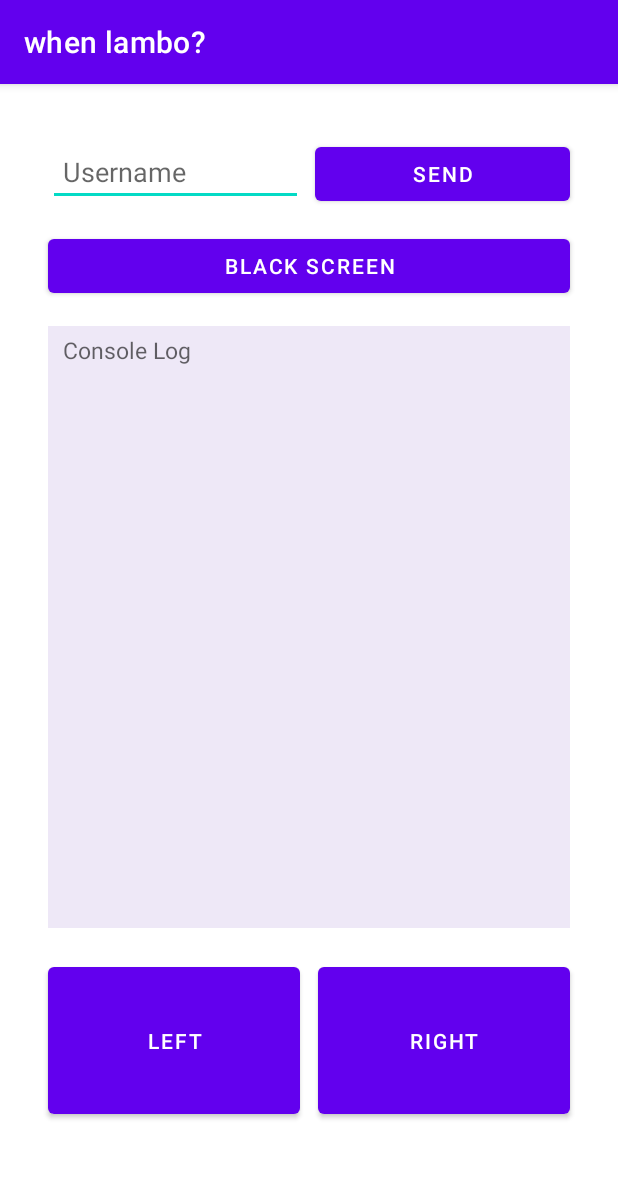
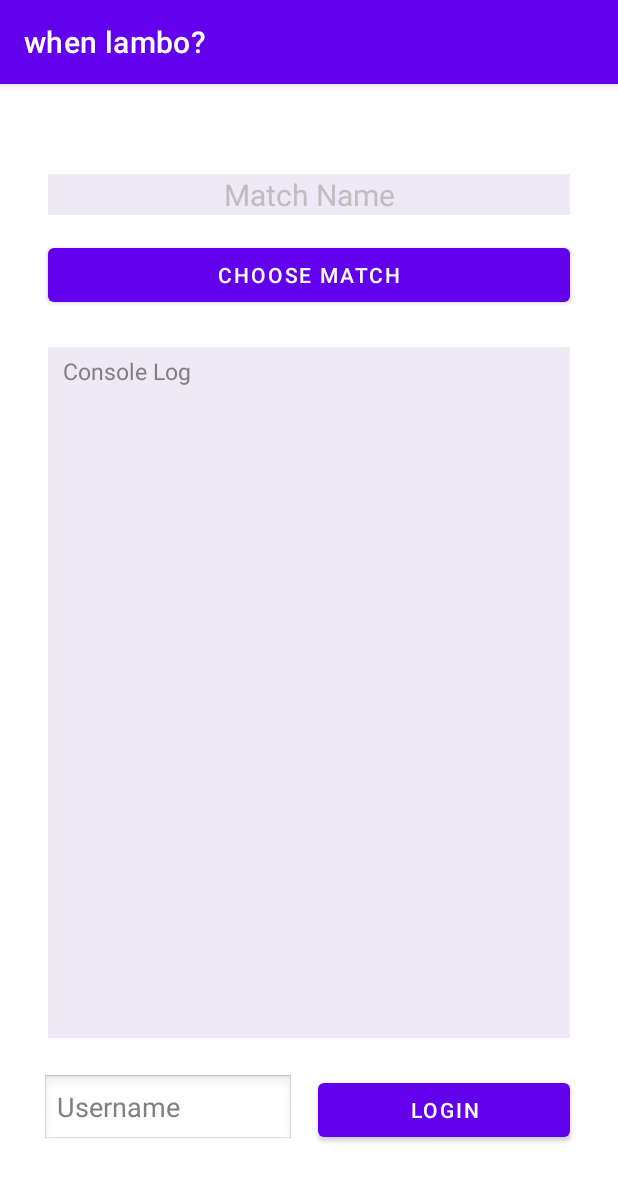
Before and after one commit to RisticDjordje/betting-bot-client-server, an Android app: the screen it shows after launch (MainActivity), on a phone screen of 412 x 824 dp. Shown: the top 1181 px of the screen. Run offline under Robolectric (Android 15) with nearby library versions, the phone set to English and light mode, and no system bars; libraries missing offline, so code that uses them is left out: io.socket.client; 9 statements that could not run were skipped.

Commit message:
Added main functionality, numerous features and reworked both client and server

```diff
--- a/EZMoneyBettingApp/app/build.gradle
+++ b/EZMoneyBettingApp/app/build.gradle
@@ -36,7 +36,8 @@ dependencies {
     implementation 'androidx.core:core-ktx:1.7.0'
     implementation 'androidx.appcompat:appcompat:1.4.1'
     implementation 'com.google.android.material:material:1.6.0'
-    implementation 'androidx.constraintlayout:constraintlayout:2.1.3'
+    implementation 'androidx.constraintlayout:constraintlayout:2.1.4'
+    implementation 'androidx.recyclerview:recyclerview:1.2.1'
     testImplementation 'junit:junit:4.13.2'
     androidTestImplementation 'androidx.test.ext:junit:1.1.3'
     androidTestImplementation 'androidx.test.espresso:espresso-core:3.4.0'
--- a/EZMoneyBettingApp/app/src/main/AndroidManifest.xml
+++ b/EZMoneyBettingApp/app/src/main/AndroidManifest.xml
@@ -17,12 +17,16 @@
         android:usesCleartextTraffic="true"
         tools:targetApi="31">
         <activity
+            android:name=".SecondActivity"
+            android:exported="false" />
+        <activity
             android:name=".MainActivity"
             android:exported="true"
             android:label="when lambo?"
             android:screenOrientation="portrait">
             <intent-filter>
                 <action android:name="android.intent.action.MAIN" />
+
                 <category android:name="android.intent.category.LAUNCHER" />
             </intent-filter>
         </activity>
--- a/EZMoneyBettingApp/app/src/main/java/com/example/ezmoneybettingapp/MainActivity.kt
+++ b/EZMoneyBettingApp/app/src/main/java/com/example/ezmoneybettingapp/MainActivity.kt
@@ -1,36 +1,27 @@
 package com.example.ezmoneybettingapp
 
+import android.content.Intent
 import android.os.Bundle
-import android.view.Gravity
-import android.view.KeyEvent
-import android.view.ViewGroup
 import android.widget.Button
-import android.widget.ImageView
-import android.widget.PopupWindow
 import android.widget.TextView
 import androidx.appcompat.app.AppCompatActivity
 
 class MainActivity : AppCompatActivity() {
 
-    lateinit var leftBtn: Button
-    lateinit var rightBtn: Button
-
     override fun onCreate(savedInstanceState: Bundle?) {
         super.onCreate(savedInstanceState)
         setContentView(R.layout.activity_main)
 
-        // VARIABLES
-        val sendUsernameBtn = findViewById<Button>(R.id.sendUsernameBtn)
-        val blackScreenBtn = findViewById<Button>(R.id.blackScreenBtn)
+
+        val sendUsernameBtn = findViewById<Button>(R.id.loginBtn)
         val username = findViewById<TextView>(R.id.username)
         val consoleLog = findViewById<TextView>(R.id.consoleLogTextView)
         var consoleLogCounter = 0
 
-
-        // MAKING CONNECTION
-        // The following lines connects the Android app to the server.
         SocketHandler.setSocket()
         SocketHandler.establishConnection()
+
+
         val mSocket = SocketHandler.getSocket()
 
 
@@ -49,103 +40,89 @@ class MainActivity : AppCompatActivity() {
 
                     consoleLogCounter++
                     consoleLog.append("\n$consoleLogCounter | Your ID: $id\n------------------------------------------------------")
+                    consoleLogCounter++
+                    consoleLog.append(
+                        "\n$consoleLogCounter | Choose a match and login.\n" +
+                                "------------------------------------------------------"
+                    )
                 }
             }
         }
 
-
         // SEND BUTTON
         // When the CLIENT clicks SEND button
         sendUsernameBtn.setOnClickListener {
+
             // Sending the username to the SERVER
-            mSocket.emit("sendUsername", username.text)
+            mSocket.emit("login", username.text)
             // Updating the CLIENT console
             consoleLogCounter++
             consoleLog.append("\n$consoleLogCounter | CLIENT: ${username.text} sent to the server.")
         }
 
-        // Notification from SERVER after receiving USERNAME from client
-        mSocket.on("username_received") { args ->
+
+        // Notification from SERVER after receiving successfully logging client in
+        mSocket.on("login_successful") { args ->
             if (args[0] != null) {
                 runOnUiThread {
                     // Updating the CLIENT console
                     consoleLogCounter++
-                    consoleLog.append("\n$consoleLogCounter | SERVER: Received username: ${args[0]}")
+                    consoleLog.append("\n$consoleLogCounter | SERVER: Successfully logged in to ${args[0]}.")
+                    consoleLogCounter++
+                    consoleLog.append("\n$consoleLogCounter | SERVER: Now logging in to ${args[1]} WWin accounts.")
                     consoleLog.append("\n------------------------------------------------------")
                 }
             }
         }
 
-
-        // BLACK SCREEN BUTTON
-        blackScreenBtn.setOnClickListener {
-            val view = layoutInflater.inflate(R.layout.layout_popup, null, false)
-            val popupWindow = PopupWindow(
-                view,
-                ViewGroup.LayoutParams.MATCH_PARENT,
-                ViewGroup.LayoutParams.MATCH_PARENT
-            )
-            popupWindow.showAtLocation(view, Gravity.CENTER, 0, 0)
-            val popupLayoutImageView = view.findViewById<ImageView>(R.id.popupLayoutImageView)
-            popupLayoutImageView.setOnClickListener {
-                popupWindow.dismiss()
+        // Notification from SERVER after receiving wrong login information
+        mSocket.on("username_not_found") { args ->
+            if (args[0] != null) {
+                runOnUiThread {
+                    // Updating the CLIENT console
+                    consoleLogCounter++
+                    consoleLog.append("\n$consoleLogCounter | SERVER: Wrong username: ${args[0]}.")
+                    consoleLog.append("\n------------------------------------------------------")
+                }
             }
         }
 
-
-        // LEFT BUTTON
-        leftBtn = findViewById(R.id.leftBtn)
-        // When the CLIENT clicks LEFT button
-        leftBtn.setOnClickListener {
-            // Sending the LEFT signal to the SERVER
-            mSocket.emit("left_button")
-            // Updating the CLIENT console
-            consoleLogCounter++
-            consoleLog.append("\n$consoleLogCounter | CLIENT: Signal for LEFT sent to the server.")
-        }
-
-        // Notification from SERVER after receiving LEFT button signal
-        mSocket.on("left_button_received") {
-            runOnUiThread {
-                // Updating the CLIENT console
-                consoleLogCounter++
-                consoleLog.append("\n$consoleLogCounter | SERVER: Received LEFT signal.")
-                consoleLog.append("\n------------------------------------------------------")
-                // consoleLog.editableText.insert(0, "$consoleLogCounter | SERVER: Received LEFT signal.\n")
+        // Notification from SERVER after username is already logged in
+        mSocket.on("username_logged_in") { args ->
+            if (args[0] != null) {
+                runOnUiThread {
+                    // Updating the CLIENT console
+                    consoleLogCounter++
+                    consoleLog.append("\n$consoleLogCounter | SERVER: User ${args[0]} already logged in.")
+                    consoleLog.append("\n------------------------------------------------------")
+                }
             }
         }
 
-
-        // RIGHT BUTTON
-        rightBtn = findViewById(R.id.rightBtn)
-        // When the CLIENT clicks RIGHT button
-        rightBtn.setOnClickListener {
-            // Sending the LEFT signal to the SERVER
-            mSocket.emit("right_button")
-            // Updating the CLIENT console
-            consoleLogCounter++
-            consoleLog.append("\n$consoleLogCounter | CLIENT: Signal for RIGHT sent to the server.")
+        // Notification from SERVER after successfully logging in to Wwin account
+        mSocket.on("page_logged_in") { args ->
+            if (args[0] != null) {
+                runOnUiThread {
+                    // Updating the CLIENT console
+                    consoleLogCounter++
+                    consoleLog.append("\n$consoleLogCounter | SERVER: Successfully logged in to WWin account: ${args[0]}.")
+                }
+            }
         }
 
-        // Notification from SERVER after receiving RIGHT button signal
-        mSocket.on("right_button_received") {
-            runOnUiThread {
-                // Updating the CLIENT console
-                consoleLogCounter++
-                consoleLog.append("\n$consoleLogCounter | SERVER: Received RIGHT signal.")
-                consoleLog.append("\n------------------------------------------------------")
+        // Notification from SERVER after finishing login
+        mSocket.on("login_finished") { args ->
+            if (args[0] != null) {
+                runOnUiThread {
+                    // Updating the CLIENT console
+                    consoleLogCounter++
+                    consoleLog.append("\n$consoleLogCounter | SERVER: Login finished. Successfully logged in into ${args[0]} WWin accounts.")
+                    consoleLog.append("\n------------------------------------------------------")
+                    val intent = Intent(this, SecondActivity::class.java)
+                    startActivity(intent)
+                }
             }
         }
+
     }
-
-    // Overwriting volume control buttons
-    override fun onKeyDown(keyCode: Int, event: KeyEvent?): Boolean {
-
-        when (keyCode) {
-            KeyEvent.KEYCODE_VOLUME_DOWN -> leftBtn.callOnClick()
-            KeyEvent.KEYCODE_VOLUME_UP -> rightBtn.callOnClick()
-        }
-        return true
-    }
-
 }
--- a/EZMoneyBettingApp/app/src/main/java/com/example/ezmoneybettingapp/SocketHandler.kt
+++ b/EZMoneyBettingApp/app/src/main/java/com/example/ezmoneybettingapp/SocketHandler.kt
@@ -15,9 +15,8 @@ object SocketHandler {
 // "http://localhost:3000/" will not work
 // If you want to use your physical phone you could use the your ip address plus :3000
 // This will allow your Android Emulator and physical device at your home to connect to the server
-            mSocket = IO.socket("http://10.0.2.2:3000")
+            mSocket = IO.socket("https://whenlambosoon.loca.lt/")
         } catch (e: URISyntaxException) {
-
         }
     }
 
--- a/EZMoneyBettingApp/app/src/main/res/layout/activity_main.xml
+++ b/EZMoneyBettingApp/app/src/main/res/layout/activity_main.xml
@@ -5,79 +5,52 @@
     android:layout_width="match_parent"
     android:layout_height="match_parent"
     android:background="#00F44336"
+    android:theme="@android:style/Theme.NoTitleBar.Fullscreen"
     tools:context=".MainActivity">
 
-
-    <Button
-        android:id="@+id/leftBtn"
-        android:layout_width="0dp"
-        android:layout_height="110dp"
-        android:layout_marginStart="32dp"
-        android:layout_marginEnd="6dp"
-        android:layout_marginBottom="75dp"
-        android:text="left"
-        app:layout_constraintBottom_toBottomOf="parent"
-        app:layout_constraintEnd_toStartOf="@+id/rightBtn"
-        app:layout_constraintHorizontal_bias="0.5"
-        app:layout_constraintStart_toStartOf="parent" />
-
-    <Button
-        android:id="@+id/rightBtn"
-        android:layout_width="0dp"
-        android:layout_height="110dp"
-        android:layout_marginStart="6dp"
-        android:layout_marginEnd="32dp"
-        android:layout_marginBottom="75dp"
-        android:text="right"
-        app:layout_constraintBottom_toBottomOf="parent"
-        app:layout_constraintEnd_toEndOf="parent"
-        app:layout_constraintHorizontal_bias="0.5"
-        app:layout_constraintStart_toEndOf="@+id/leftBtn" />
-
-    <EditText
-        android:id="@+id/username"
+    <TextView
+        android:id="@+id/matchNameTextView"
         android:layout_width="0dp"
         android:layout_height="wrap_content"
         android:layout_marginStart="32dp"
-        android:layout_marginTop="36dp"
-        android:ems="10"
-        android:hint="Username"
-        android:inputType="textPersonName"
-        android:paddingLeft="10dp"
-        android:textSize="18sp"
-        app:layout_constraintEnd_toStartOf="@+id/sendUsernameBtn"
-        app:layout_constraintHorizontal_bias="0.5"
-        app:layout_constraintHorizontal_chainStyle="spread"
+        android:layout_marginTop="60dp"
+        android:layout_marginEnd="32dp"
+        android:background="#1D673AB7"
+        android:gravity="center"
+        android:text="Match Name"
+        android:textSize="20sp"
+        app:layout_constraintEnd_toEndOf="parent"
+        app:layout_constraintHorizontal_bias="0.0"
         app:layout_constraintStart_toStartOf="parent"
         app:layout_constraintTop_toTopOf="parent" />
 
     <Button
-        android:id="@+id/sendUsernameBtn"
+        android:id="@+id/chooseMatchBtn"
         android:layout_width="0dp"
         android:layout_height="wrap_content"
-        android:layout_marginStart="8dp"
-        android:layout_marginTop="36dp"
+        android:layout_marginStart="32dp"
+        android:layout_marginTop="16dp"
         android:layout_marginEnd="32dp"
-        android:text="send"
+        android:text="choose match"
         app:layout_constraintEnd_toEndOf="parent"
-        app:layout_constraintHorizontal_bias="0.5"
-        app:layout_constraintStart_toEndOf="@+id/username"
-        app:layout_constraintTop_toTopOf="parent" />
+        app:layout_constraintHorizontal_bias="0.501"
+        app:layout_constraintStart_toStartOf="parent"
+        app:layout_constraintTop_toBottomOf="@+id/matchNameTextView" />
 
     <ScrollView
         android:id="@+id/consoleScrollView"
         android:layout_width="0dp"
         android:layout_height="0dp"
         android:layout_marginStart="32dp"
-        android:layout_marginTop="16dp"
+        android:layout_marginTop="24dp"
         android:layout_marginEnd="32dp"
-        android:layout_marginBottom="20dp"
+        android:layout_marginBottom="24dp"
         android:layout_weight="1"
         android:background="#1D673AB7"
-        app:layout_constraintBottom_toTopOf="@+id/leftBtn"
+        app:layout_constraintBottom_toTopOf="@+id/loginBtn"
         app:layout_constraintEnd_toEndOf="parent"
         app:layout_constraintStart_toStartOf="parent"
-        app:layout_constraintTop_toBottomOf="@+id/blackScreenBtn">
+        app:layout_constraintTop_toBottomOf="@+id/chooseMatchBtn">
 
 
         <TextView
@@ -90,17 +63,36 @@
             android:textSize="15sp" />
     </ScrollView>
 
-    <Button
-        android:id="@+id/blackScreenBtn"
+    <EditText
+        android:id="@+id/username"
         android:layout_width="0dp"
         android:layout_height="wrap_content"
-        android:layout_marginStart="32dp"
-        android:layout_marginTop="16dp"
+        android:layout_marginStart="28dp"
+        android:layout_marginEnd="8dp"
+        android:layout_marginBottom="60dp"
+        android:ems="10"
+        android:hint="Username"
+        android:inputType="textPersonName"
+        android:paddingLeft="10dp"
+        android:textSize="18sp"
+        app:layout_constraintBottom_toBottomOf="parent"
+        app:layout_constraintEnd_toStartOf="@+id/loginBtn"
+        app:layout_constraintHorizontal_bias="0.5"
+        app:layout_constraintHorizontal_chainStyle="spread"
+        app:layout_constraintStart_toStartOf="parent" />
+
+    <Button
+        android:id="@+id/loginBtn"
+        android:layout_width="0dp"
+        android:layout_height="wrap_content"
+        android:layout_marginStart="8dp"
         android:layout_marginEnd="32dp"
-        android:text="Black Screen"
+        android:layout_marginBottom="60dp"
+        android:text="login"
+        app:layout_constraintBottom_toBottomOf="parent"
         app:layout_constraintEnd_toEndOf="parent"
-        app:layout_constraintStart_toStartOf="parent"
-        app:layout_constraintTop_toBottomOf="@+id/username" />
+        app:layout_constraintHorizontal_bias="0.5"
+        app:layout_constraintStart_toEndOf="@+id/username" />
 
 
 </androidx.constraintlayout.widget.ConstraintLayout>
```
Also changed, not shown: EZMoneyBettingApp/app/src/main/java/com/example/ezmoneybettingapp/SecondActivity.kt (added, +192 -0 lines), EZMoneyBettingApp/app/src/main/res/layout/activity_second.xml (added, +109 -0 lines), EZMoneyBettingApp/app/src/main/res/layout/offer_row.xml (added, +21 -0 lines), EZMoneyBettingApp/app/src/main/res/layout/offers_popup.xml (added, +12 -0 lines), EZMoneyBettingApp/app/src/main/res/layout/blackscreen_popup.xml (renamed from EZMoneyBettingApp/app/src/main/res/layout/layout_popup.xml), 5 other files.
